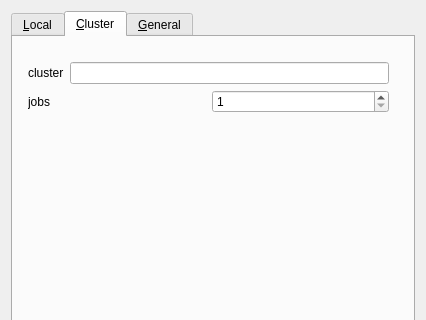
Above: sequana/gui/snakemake.ui from vladsaveliev/sequana before the change; both pictures show x 0 to 426 and y 0 to 320 of the 426 by 484 pixel window. Below: the same form after it.
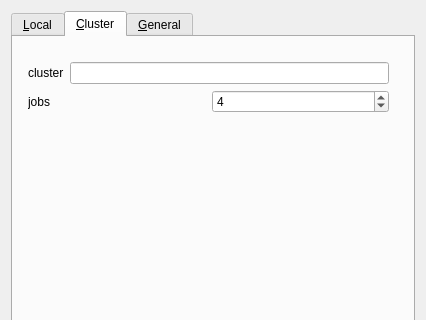
That is the form after the change.

Commit message: add pattern widgets + layout + toolstips

Diff of the .ui file:
```diff
--- a/sequana/gui/snakemake.ui
+++ b/sequana/gui/snakemake.ui
@@ -179,6 +179,9 @@
               <property name="maximum">
                <number>10000</number>
               </property>
+              <property name="value">
+               <number>4</number>
+              </property>
              </widget>
             </item>
            </layout>
```
Left out of the diff: 50 changed lines with no effect on the pictures. The commit also changes 6 other files.
